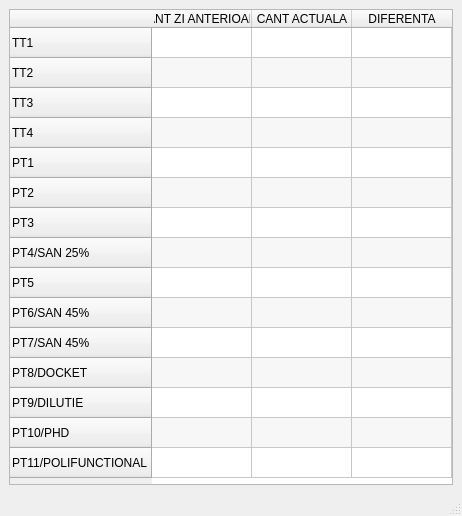
The window that Tancuri/TabelTanc.ui (AndreiGiurgiu99/Plant-Monitoring) describes before a commit, drawn with Qt 5.
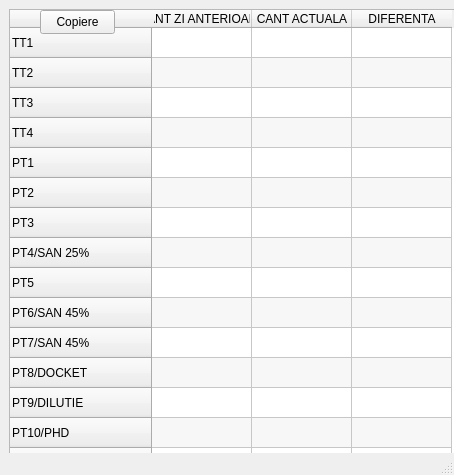
The same window after the commit.

What changed in the file:
```diff
--- a/Tancuri/TabelTanc.ui
+++ b/Tancuri/TabelTanc.ui
@@ -6,8 +6,8 @@
    <rect>
     <x>0</x>
     <y>0</y>
-    <width>462</width>
-    <height>516</height>
+    <width>454</width>
+    <height>475</height>
    </rect>
   </property>
   <property name="windowTitle">
@@ -17,9 +17,15 @@
    <bool>false</bool>
   </property>
   <widget class="QWidget" name="WidgetTabel">
-   <layout class="QVBoxLayout" name="verticalLayout">
-    <item>
      <widget class="QTableWidget" name="TabelDate">
+    <property name="geometry">
+     <rect>
+      <x>9</x>
+      <y>9</y>
+      <width>463</width>
+      <height>493</height>
+     </rect>
+    </property>
       <property name="font">
        <font>
         <bold>false</bold>
@@ -190,8 +196,19 @@
        </property>
       </item>
      </widget>
-    </item>
-   </layout>
+   <widget class="QPushButton" name="Copiere">
+    <property name="geometry">
+     <rect>
+      <x>40</x>
+      <y>10</y>
+      <width>75</width>
+      <height>24</height>
+     </rect>
+    </property>
+    <property name="text">
+     <string>Copiere</string>
+    </property>
+   </widget>
   </widget>
   <widget class="QStatusBar" name="statusbar">
    <property name="enabled">
```
Lines whose indentation alone changed are shown as unchanged.
